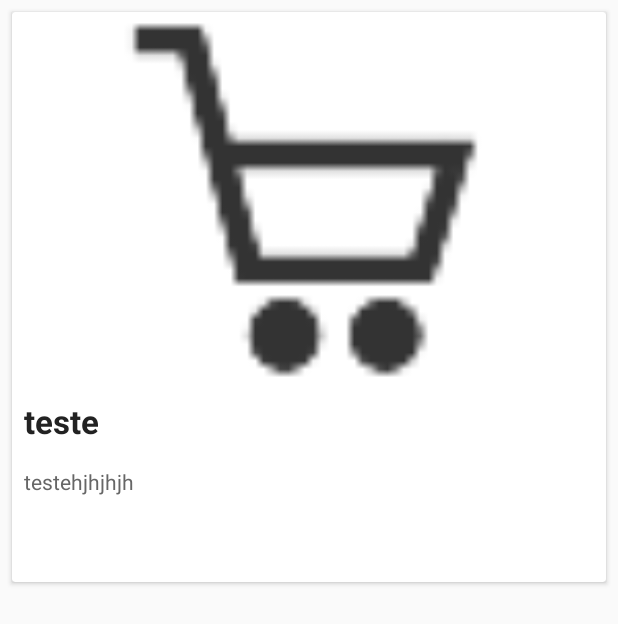
After one commit to DiegoDigo/CrocheMaria, an Android app: the layout layout_cardview_produto.xml on its own in the app's theme, with its tools: preview values and no code run, on a phone screen of 412 x 824 dp. The commit adds this screen. Shown: the top 624 px of the screen. Run offline under Robolectric (Android 15) with nearby library versions, the phone set to English and light mode, and no system bars.

Commit message:
Adicionando o cardView

```diff
--- /dev/null
+++ b/app/src/main/res/layout/layout_cardview_produto.xml
@@ -0,0 +1,42 @@
+<android.support.v7.widget.CardView xmlns:android="http://schemas.android.com/apk/res/android"
+    android:id="@+id/card_view"
+    android:layout_width="match_parent"
+    android:layout_height="380dp"
+    android:layout_margin="8dp">
+
+    <RelativeLayout
+        android:layout_width="match_parent"
+        android:layout_height="match_parent">
+
+        <ImageView
+            android:id="@+id/thumbnail"
+            android:layout_width="match_parent"
+            android:layout_height="250dp"
+            android:layout_alignParentTop="true"
+            android:scaleType="centerCrop"
+            android:src="@mipmap/carrinho_vaziu" />
+
+        <TextView
+            android:id="@+id/title"
+            android:layout_width="wrap_content"
+            android:layout_height="wrap_content"
+            android:layout_below="@+id/thumbnail"
+            android:maxLines="3"
+            android:padding="8dp"
+            android:text="teste"
+            android:textColor="#222"
+            android:textStyle="bold"
+            android:textSize="22dp" />
+
+        <TextView
+            android:layout_width="wrap_content"
+            android:layout_height="wrap_content"
+            android:layout_below="@+id/title"
+            android:maxLines="3"
+            android:padding="8dp"
+            android:text="testehjhjhjh"
+            android:textColor="#666"
+            android:textSize="14dp" />
+
+    </RelativeLayout>
+</android.support.v7.widget.CardView>
--- a/app/src/main/res/layout/layout_produto.xml
+++ b/app/src/main/res/layout/layout_produto.xml
@@ -32,15 +32,13 @@
             android:layout_marginTop="172dp"
             android:layout_alignParentTop="true"
             android:layout_alignParentEnd="true"
-        android:contentDescription=""
-        tools:ignore="ContentDescription,UnusedAttribute"
             android:backgroundTint="@color/butaoCompartilhar"/>
 
         <ImageButton
             android:layout_width="wrap_content"
             android:layout_height="wrap_content"
+            android:id="@+id/comprar"
             app:srcCompat="@mipmap/carrinho_vaziu"
-        android:id="@+id/comprar"
             android:layout_alignTop="@+id/compartilhar"
             android:layout_toStartOf="@+id/compartilhar"
             android:layout_alignBottom="@+id/compartilhar"
```
Lines whose indentation alone changed are shown as unchanged.
